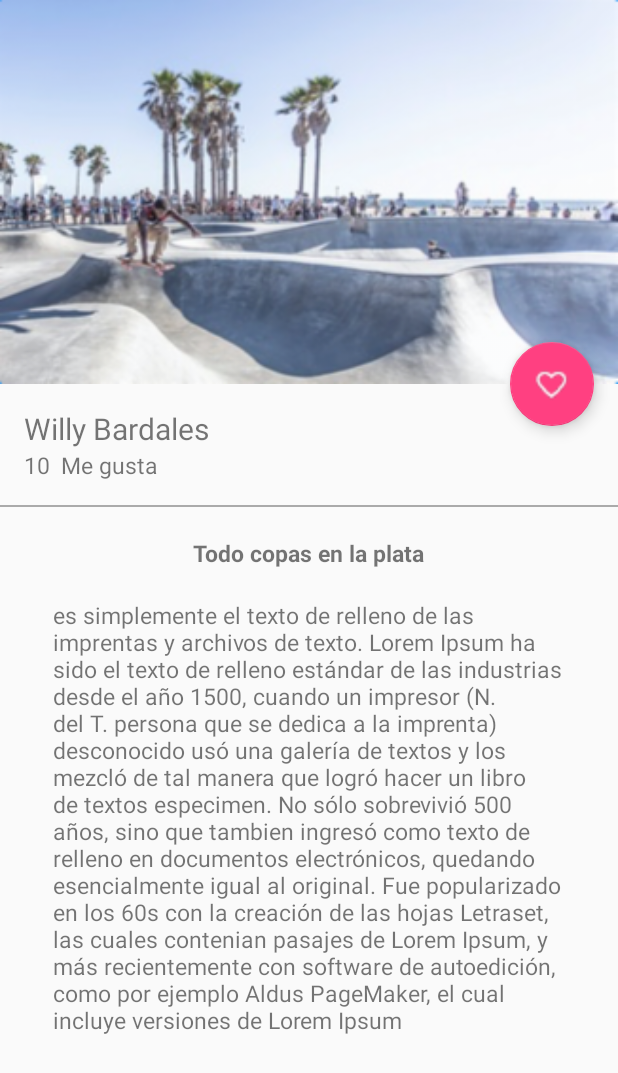
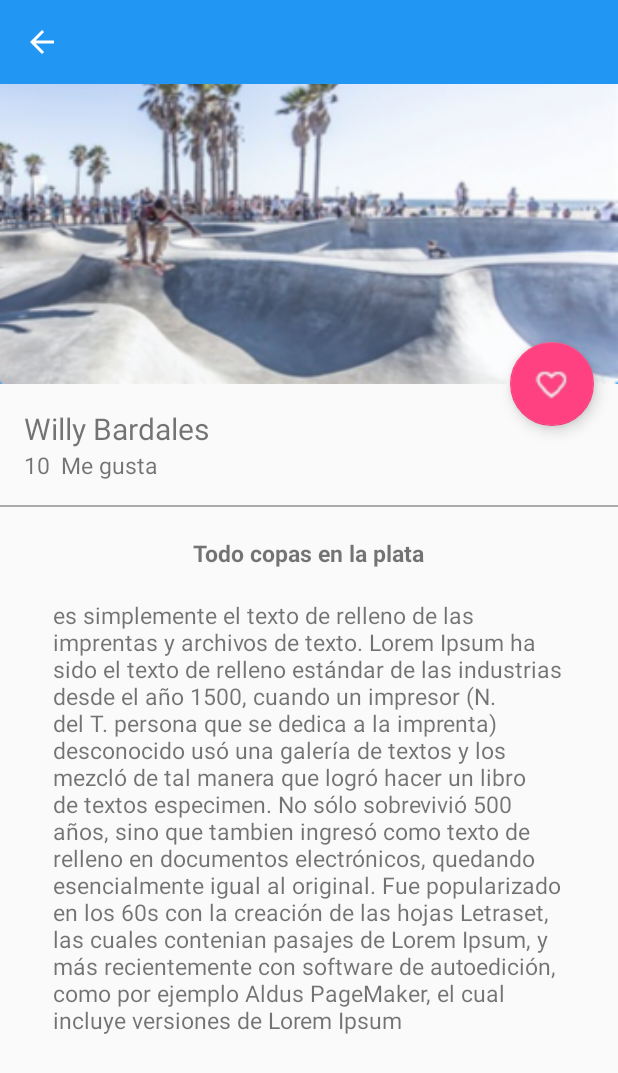
Before and after one commit to willybc/GramMovil, an Android app: the PictureDetailActivity screen opened directly, with no data from a screen before it, on a phone screen of 412 x 824 dp. Shown: the top 1073 px of the screen. Run offline under Robolectric (Android 15) with nearby library versions, the phone set to English and light mode, and no system bars.

```diff
--- a/src/main/java/io/github/httpswillybc/appmovil/view/PictureDetailActivity.java
+++ b/src/main/java/io/github/httpswillybc/appmovil/view/PictureDetailActivity.java
@@ -1,7 +1,9 @@
 package io.github.httpswillybc.appmovil.view;
 
+import android.support.design.widget.CollapsingToolbarLayout;
 import android.support.v7.app.AppCompatActivity;
 import android.os.Bundle;
+import android.support.v7.widget.Toolbar;
 
 import io.github.httpswillybc.appmovil.R;
 
@@ -11,5 +13,14 @@ public class PictureDetailActivity extends AppCompatActivity {
     protected void onCreate(Bundle savedInstanceState) {
         super.onCreate(savedInstanceState);
         setContentView(R.layout.activity_picture_detail);
+        showToolbar("", true);
+    }
+
+    public void showToolbar(String tittle, boolean upButton){
+        Toolbar toolbar = (Toolbar) findViewById(R.id.toolbar);
+        setSupportActionBar(toolbar);
+        getSupportActionBar().setTitle(tittle);
+        getSupportActionBar().setDisplayHomeAsUpEnabled(upButton);
+        CollapsingToolbarLayout collapsingToolbarLayout = (CollapsingToolbarLayout) findViewById(R.id.collapsingToolbar);
     }
 }
--- a/src/main/java/io/github/httpswillybc/appmovil/view/fragment/HomeFragment.java
+++ b/src/main/java/io/github/httpswillybc/appmovil/view/fragment/HomeFragment.java
@@ -49,7 +49,7 @@ public class HomeFragment extends Fragment {
         ArrayList<Picture> pictures = new ArrayList<>();
         pictures.add(new Picture("https://encrypted-tbn0.gstatic.com/images?q=tbn:ANd9GcTl_vMH-CoyzvsPLVnn_7nWseR410LhlO89SAifVmrCGlkT5mweQQ", "Willy Bardales", "1 dias", "5 Me gusta"));
         pictures.add(new Picture("http://demo.qodeinteractive.com/passage/wp-content/uploads/2013/07/revolution-05-center.jpg", "Cristy Bardales", "3 dias", "2 Me gusta"));
-        pictures.add(new Picture("http://conceptodefinicion.de/wp-content/uploads/2015/05/mar.jpg", "Danette Barldaes", "5 dias", "3 Me gusta"));
+        pictures.add(new Picture("http://conceptodefinicion.de/wp-content/uploads/2015/05/mar.jpg", "Danette Bardales", "5 dias", "3 Me gusta"));
         return pictures;
     }
 
--- a/src/main/res/layout/activity_picture_detail.xml
+++ b/src/main/res/layout/activity_picture_detail.xml
@@ -134,8 +134,10 @@
                 android:id="@+id/toolbar"
                 android:layout_width="match_parent"
                 android:layout_height="?attr/actionBarSize"
+                app:popupTheme="@style/ThemeOverlay.AppCompat.Light"
+                android:background="?attr/colorPrimary"
                 app:layout_collapseMode="pin"
-                app:popupTheme="@style/ThemeOverlay.AppCompat.Light"
+
 
 
                 />
```
Also changed, not shown: src/main/AndroidManifest.xml (+8 -1 lines), src/main/java/io/github/httpswillybc/appmovil/adapter/PictureAdapterRecyclerView.java (+18 -5 lines).
